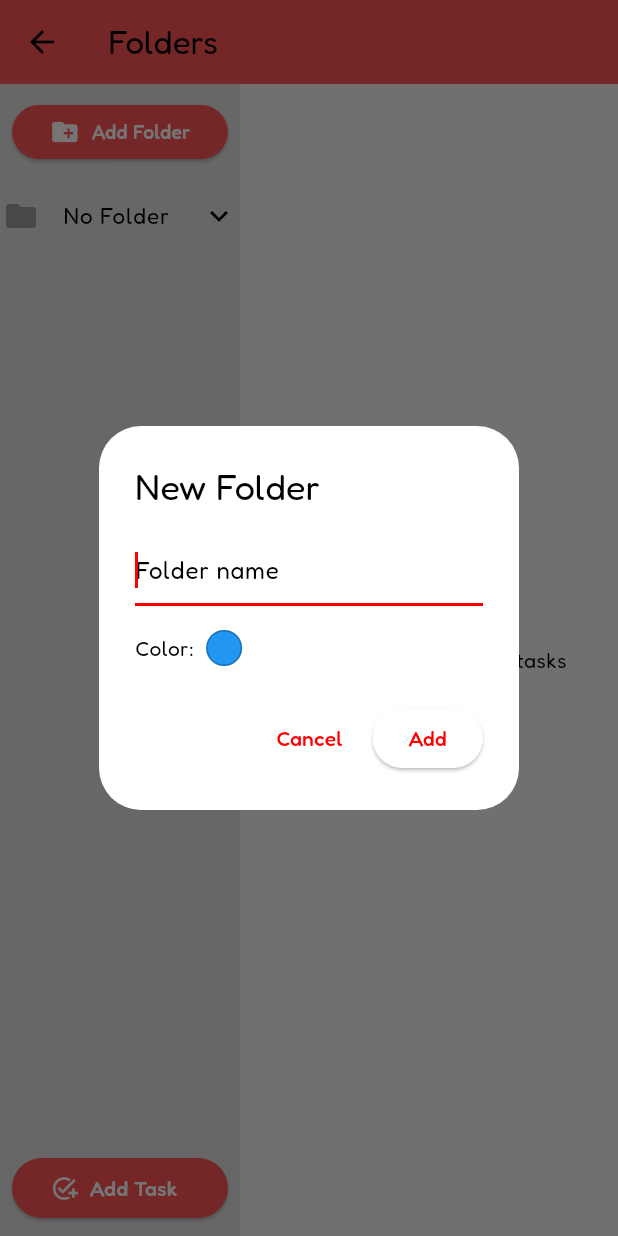
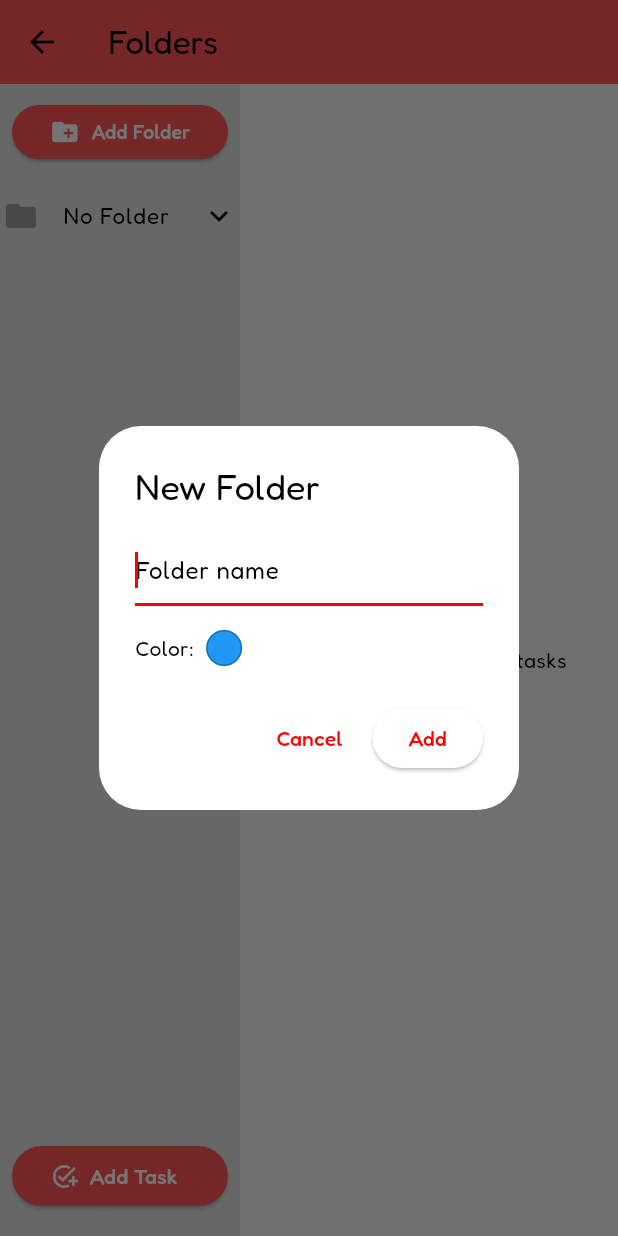
Before and after one commit to ryanjewik/poketask, a Flutter app: the FoldersPage screen opened directly with empty values, after a tap on "Add Folder", on a phone screen of 412 x 824 dp. Run offline on Flutter 3.47's test engine with Material 3 defaults, Android fonts, the phone set to English and light mode, and no system bars; our stand-ins replace animated_text_kit, audioplayers, auto_size_text, flutter_colorpicker, flutter_dotenv, supabase_flutter and 1 more; accounts and stored records are empty.

Commit message:
fixed some frontend sizes and button placements, fixed random pokemon given every level

```diff
--- a/lib/pages/folders_page.dart
+++ b/lib/pages/folders_page.dart
@@ -400,8 +400,15 @@ class _FoldersPageState extends State<FoldersPage> {
                     },
                   ),
                 ),
+                // Move the Add Task button up using a Spacer and MediaQuery for adaptive padding
+                Spacer(),
                 Padding(
-                  padding: const EdgeInsets.all(8.0),
+                  padding: EdgeInsets.only(
+                    left: 8.0,
+                    right: 8.0,
+                    bottom: MediaQuery.of(context).viewPadding.bottom + 16, // Add extra space above system nav bar
+                    top: 8.0,
+                  ),
                   child: ElevatedButton.icon(
                     icon: Icon(Icons.add_task),
                     label: Text('Add Task'),
```
Also changed, not shown: lib/pages/battles_page.dart (+6 -5 lines), lib/services/ability_utils.dart (+18 -24 lines), 2 other files.
